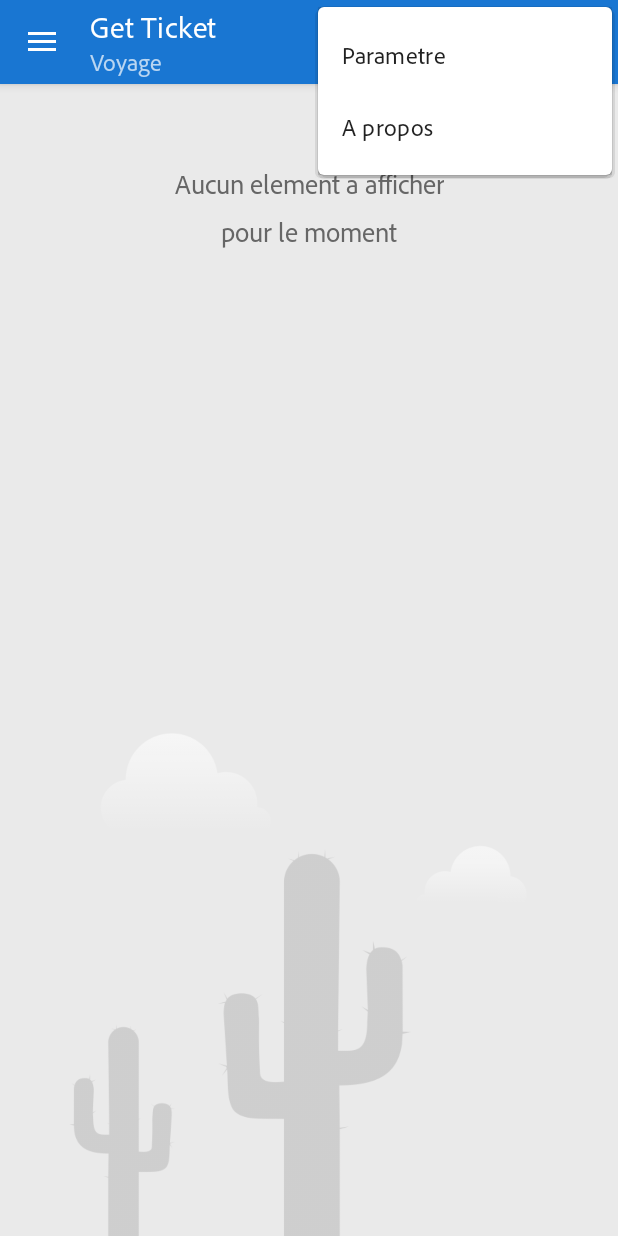
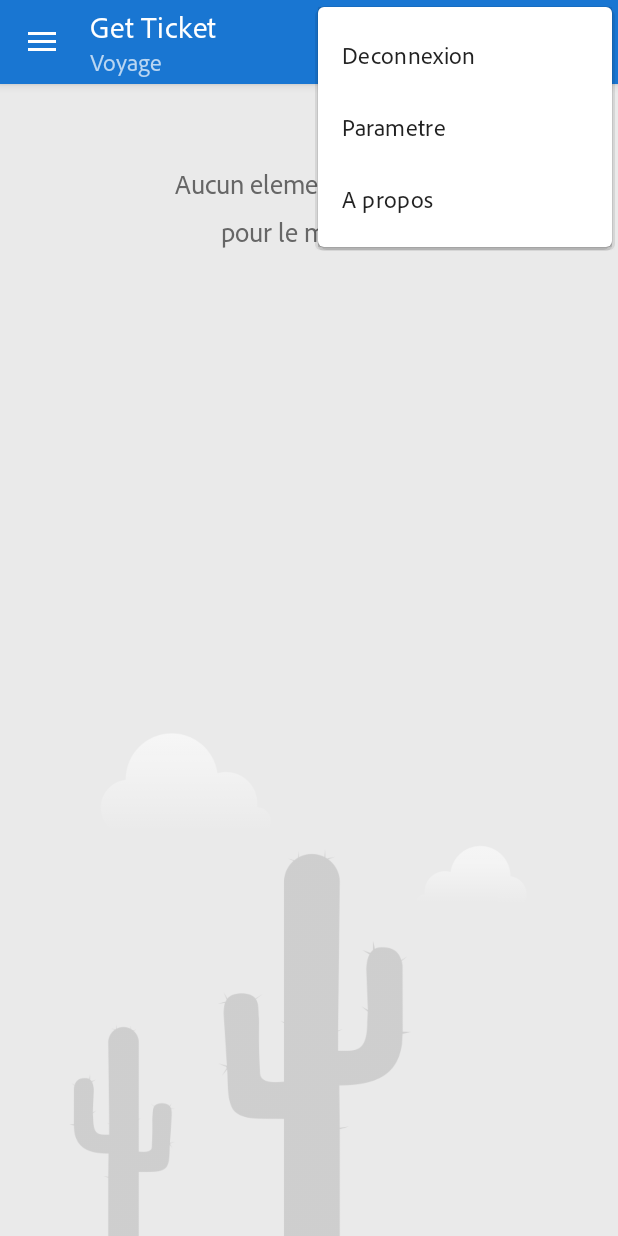
Before and after one commit to eric-ampire/ticket-manager-mobile, an Android app: the screen it shows after launch once a user with an empty profile is signed in (MainActivity), with the options menu open, on a phone screen of 412 x 824 dp. Run offline under Robolectric (Android 15) with nearby library versions, the phone set to English and light mode, and no system bars; our stand-ins replace Firebase (no records; nobody signed in at launch, a user with empty details on screens opened directly), Room's generated code, RxJava, data binding, navigation-ui and 1 more; libraries missing offline, so code that uses them is left out: androidx.paging, com.kinda.alert; plain views replace MaterialProgressBar; 7 statements that could not run were skipped.

Commit message:
[UPDATE] Adding new menu item

```diff
--- a/app/src/main/res/menu/main_menu.xml
+++ b/app/src/main/res/menu/main_menu.xml
@@ -1,5 +1,11 @@
 <?xml version="1.0" encoding="utf-8"?>
 <menu xmlns:android="http://schemas.android.com/apk/res/android">
+
+    <!-- Todo: i18n -->
+    <item
+        android:id="@+id/menu_logout"
+        android:title="Deconnexion" />
+
     <item
         android:id="@+id/settingFragment"
         android:title="Parametre" />
```
